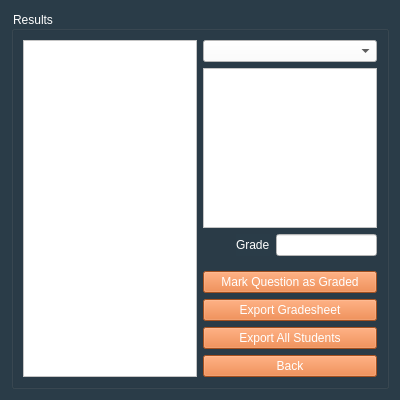
This is PeerPilot/viewquizresults/viewquizresults.ui in lsevcik/peerpilot as Qt 5 draws it before an edit. The edited form follows.
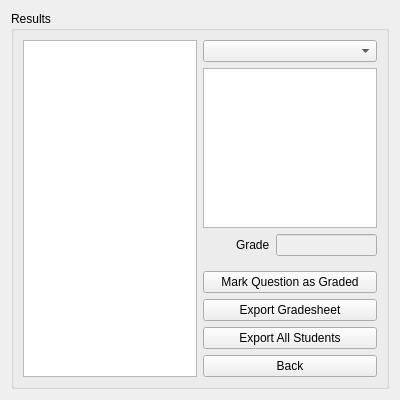
This is the edited form.

The edit to the form file:
```diff
--- a/PeerPilot/viewquizresults/viewquizresults.ui
+++ b/PeerPilot/viewquizresults/viewquizresults.ui
@@ -11,10 +11,7 @@
    </rect>
   </property>
   <property name="windowTitle">
-   <string>Form</string>
-  </property>
-  <property name="styleSheet">
-   <string notr="true">background-color: rgb(42, 60, 72);</string>
+   <string>View Results</string>
   </property>
   <layout class="QGridLayout" name="gridLayout_3">
    <property name="sizeConstraint">
@@ -22,21 +19,12 @@
    </property>
    <item row="0" column="0">
     <widget class="QGroupBox" name="groupBox">
-     <property name="styleSheet">
-      <string notr="true">font: 11pt &quot;Calibri&quot;;
-color: rgb(255, 255, 255);</string>
-     </property>
      <property name="title">
       <string>Results</string>
      </property>
      <layout class="QHBoxLayout" name="horizontalLayout_3">
       <item>
        <widget class="QListView" name="resultListView">
-        <property name="styleSheet">
-         <string notr="true">font: 12pt &quot;Calibri&quot;;
-background-color: rgb(255, 255, 255);
-color: rgb(0, 0, 0);</string>
-        </property>
         <property name="editTriggers">
          <set>QAbstractItemView::NoEditTriggers</set>
         </property>
@@ -46,11 +34,6 @@
        <layout class="QVBoxLayout" name="verticalLayout_5">
         <item>
          <widget class="QComboBox" name="questionComboBox">
-          <property name="styleSheet">
-           <string notr="true">font: 12pt &quot;Calibri&quot;;
-background-color: rgb(255, 255, 255);
-color: rgb(0, 0, 0);</string>
-          </property>
           <property name="editable">
            <bool>false</bool>
           </property>
@@ -61,11 +44,6 @@
           <property name="enabled">
            <bool>true</bool>
           </property>
-          <property name="styleSheet">
-           <string notr="true">font: 12pt &quot;Calibri&quot;;
-background-color: rgb(255, 255, 255);
-color: rgb(0, 0, 0);</string>
-          </property>
           <property name="readOnly">
            <bool>true</bool>
           </property>
@@ -78,22 +56,10 @@
             <property name="enabled">
              <bool>false</bool>
             </property>
-            <property name="styleSheet">
-             <string notr="true">font: 12pt &quot;Calibri&quot;;
-background-color: rgb(255, 255, 255);
-color: rgb(0, 0, 0);</string>
-            </property>
-            <property name="readOnly">
-             <bool>true</bool>
-            </property>
            </widget>
           </item>
           <item row="0" column="1">
            <widget class="QLabel" name="label">
-            <property name="styleSheet">
-             <string notr="true">font: 12pt &quot;Calibri&quot;;
-color: rgb(255, 255, 255);</string>
-            </property>
             <property name="text">
              <string>Grade</string>
             </property>
@@ -129,12 +95,6 @@
         </item>
         <item>
          <widget class="QPushButton" name="markGradePushButton">
-          <property name="styleSheet">
-           <string notr="true">border-top-color: rgb(0, 85, 255);
-background-color: rgb(230, 112, 43);
-color: rgb(255, 255, 255);
-font: 12pt &quot;Calibri&quot;;</string>
-          </property>
           <property name="text">
            <string>Mark Question as Graded</string>
           </property>
@@ -142,12 +102,6 @@
         </item>
         <item>
          <widget class="QPushButton" name="exportGradesPushButton">
-          <property name="styleSheet">
-           <string notr="true">border-top-color: rgb(0, 85, 255);
-background-color: rgb(230, 112, 43);
-color: rgb(255, 255, 255);
-font: 12pt &quot;Calibri&quot;;</string>
-          </property>
           <property name="text">
            <string>Export Gradesheet</string>
           </property>
@@ -155,12 +109,6 @@
         </item>
         <item>
          <widget class="QPushButton" name="exportAllPushButton">
-          <property name="styleSheet">
-           <string notr="true">border-top-color: rgb(0, 85, 255);
-background-color: rgb(230, 112, 43);
-color: rgb(255, 255, 255);
-font: 12pt &quot;Calibri&quot;;</string>
-          </property>
           <property name="text">
            <string>Export All Students</string>
           </property>
@@ -168,12 +116,6 @@
         </item>
         <item>
          <widget class="QPushButton" name="backPushButton">
-          <property name="styleSheet">
-           <string notr="true">border-top-color: rgb(0, 85, 255);
-background-color: rgb(230, 112, 43);
-color: rgb(255, 255, 255);
-font: 12pt &quot;Calibri&quot;;</string>
-          </property>
           <property name="text">
            <string>Back</string>
           </property>
```
